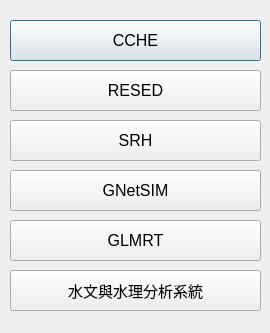
sythenA/hydroModelsBank, file initFace.ui: the form before one commit.
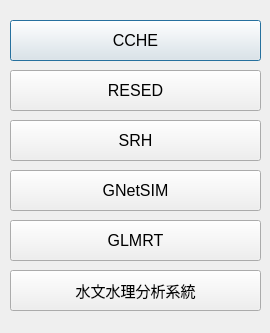
The form after the commit.

Patch:
```diff
--- a/initFace.ui
+++ b/initFace.ui
@@ -130,7 +130,7 @@
     </font>
    </property>
    <property name="text">
-    <string>水文與水理分析系統</string>
+    <string>水文水理分析系統</string>
    </property>
   </widget>
  </widget>
```
